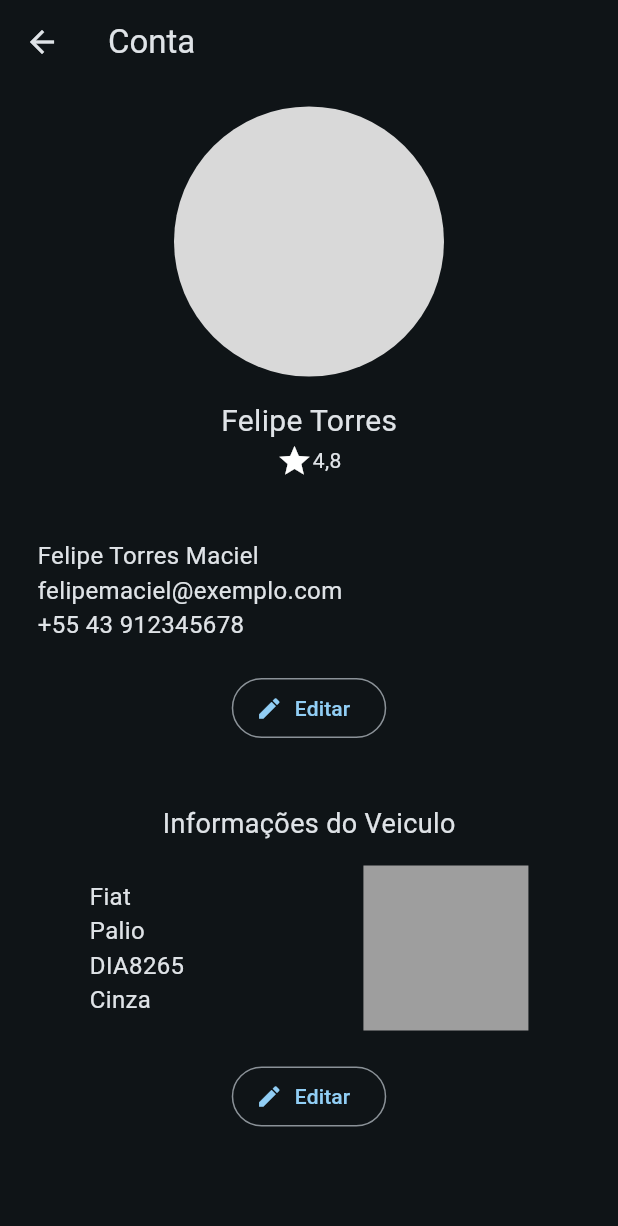
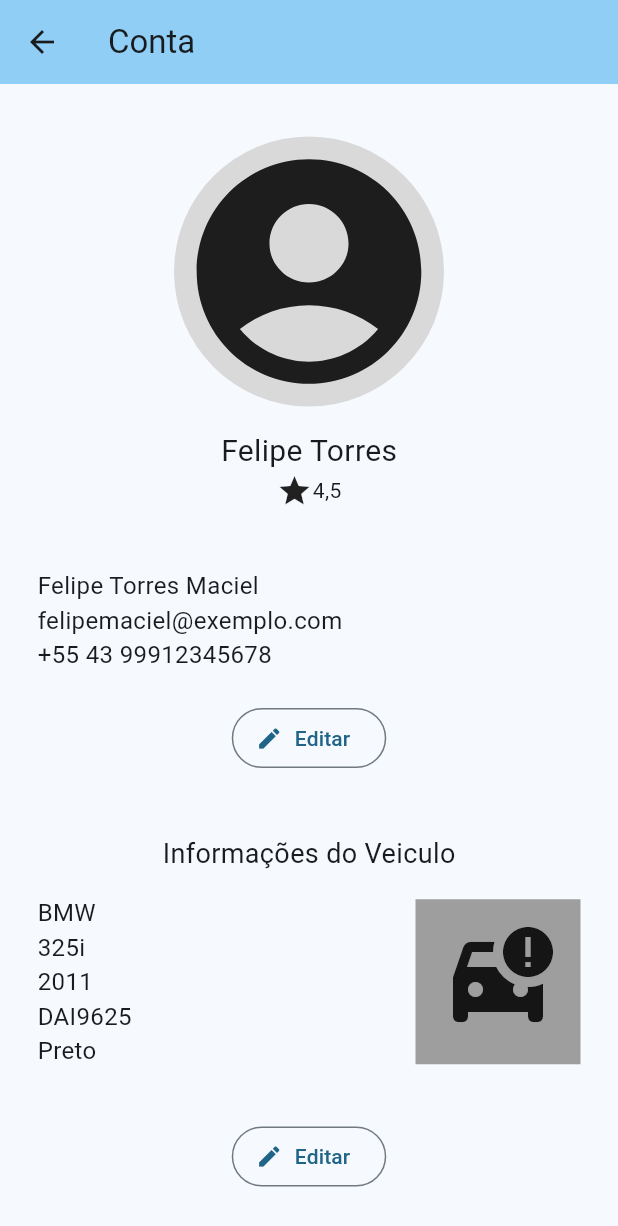
Before and after one commit to Felipe-TM/buscar-flutter, a Flutter app: the AccountPage screen opened directly, on a phone screen of 412 x 824 dp. Shown: the top 1226 px of the screen. Run offline on Flutter 3.47's test engine with Material 3 defaults, Android fonts, the phone set to English and light mode, and no system bars; missing offline and left inert: inner_shadow_widget; Roboto replaces fonts that are missing (Istok Web).

Commit message:
account page update

```diff
--- a/lib/Widgets/account_page.dart
+++ b/lib/Widgets/account_page.dart
@@ -8,27 +8,24 @@ class AccountPage extends StatelessWidget {
     return Scaffold(
       appBar: AppBar(
         title: const Text('Conta'),
+        backgroundColor: Theme.of(context).colorScheme.inversePrimary,
       ),
-      body: Column(
+      body: SingleChildScrollView(
+        child: Padding(
+          padding: const EdgeInsets.symmetric(vertical: 20),
+          child: Column(
             crossAxisAlignment: CrossAxisAlignment.start,
             children: [
               const AccountHero(
-            userRating: "4,8",
+                userRating: '4,5',
+                userName: 'Felipe Torres',
               ),
               const Padding(
                 padding: EdgeInsets.only(top: 40, left: 25),
-            child: Column(
-              crossAxisAlignment: CrossAxisAlignment.start,
-              children: [
-                Text(
-                  'Felipe Torres Maciel',
-                  style: TextStyle(fontSize: 16),
-                ),
-                Text('felipemaciel@exemplo.com',
-                    style: TextStyle(fontSize: 16)),
-                Text('+55 43 912345678', style: TextStyle(fontSize: 16)),
-              ],
-            ),
+                child: AccountDetails(
+                    fullLegalName: 'Felipe Torres Maciel',
+                    email: 'felipemaciel@exemplo.com',
+                    phoneNumber: '+55 43 99912345678'),
               ),
               Padding(
                 padding: const EdgeInsets.only(top: 20),
@@ -41,37 +38,12 @@ class AccountPage extends StatelessWidget {
               ),
               const Padding(
                 padding: EdgeInsets.only(top: 40),
-            child: Column(
-              children: [
-                Center(
-                  child: Text(
-                    'Informações do Veiculo',
-                    style: TextStyle(fontSize: 18),
-                  ),
-                ),
-                Padding(
-                  padding: EdgeInsets.only(top: 15),
-                  child: Row(
-                    mainAxisAlignment: MainAxisAlignment.spaceAround,
-                    children: [
-                      Column(
-                        crossAxisAlignment: CrossAxisAlignment.start,
-                        children: [
-                          Text('Fiat', style: TextStyle(fontSize: 16)),
-                          Text('Palio', style: TextStyle(fontSize: 16)),
-                          Text('DIA8265', style: TextStyle(fontSize: 16)),
-                          Text('Cinza', style: TextStyle(fontSize: 16)),
-                        ],
-                      ),
-                      SizedBox(
-                        height: 110,
-                        width: 110,
-                        child: ColoredBox(color: Colors.grey),
-                      )
-                    ],
-                  ),
-                )
-              ],
+                child: VehicleDetails(
+                  manufacturer: 'BMW',
+                  model: '325i',
+                  modelYear: 2011,
+                  plate: 'DAI9625',
+                  color: 'Preto',
                 ),
               ),
               Padding(
@@ -85,16 +57,111 @@ class AccountPage extends StatelessWidget {
               ),
             ],
           ),
+        ),
+      ),
+    );
+  }
+}
+
+class AccountDetails extends StatelessWidget {
+  final String fullLegalName;
+  final String email;
+  final String phoneNumber;
+
+  final TextStyle textStyle = const TextStyle(fontSize: 16);
+
+  const AccountDetails({
+    super.key,
+    required this.fullLegalName,
+    required this.email,
+    required this.phoneNumber,
+  });
+
+  @override
+  Widget build(BuildContext context) {
+    return Column(
+      crossAxisAlignment: CrossAxisAlignment.start,
+      children: [
+        Text(fullLegalName, style: textStyle),
+        Text(email, style: textStyle),
+        Text(phoneNumber, style: textStyle),
+      ],
+    );
+  }
+}
+
+class VehicleDetails extends StatelessWidget {
+  final String manufacturer;
+  final String model;
+  final int modelYear;
+  final String plate;
+  final String color;
+
+  final TextStyle textStyle = const TextStyle(fontSize: 16);
+
+  const VehicleDetails({
+    super.key,
+    required this.manufacturer,
+    required this.model,
+    required this.modelYear,
+    required this.plate,
+    required this.color,
+  });
+
+  @override
+  Widget build(BuildContext context) {
+    return Column(
+      children: [
+        const Center(
+          child: Text(
+            'Informações do Veiculo',
+            style: TextStyle(fontSize: 18),
+          ),
+        ),
+        Padding(
+          padding: const EdgeInsets.symmetric(horizontal: 25, vertical: 15),
+          child: Row(
+            mainAxisAlignment: MainAxisAlignment.spaceBetween,
+            children: [
+              Column(
+                crossAxisAlignment: CrossAxisAlignment.start,
+                children: [
+                  Text(manufacturer, style: textStyle),
+                  Text(model, style: textStyle),
+                  Text(modelYear.toString(), style: textStyle),
+                  Text(plate, style: textStyle),
+                  Text(color, style: textStyle),
+                ],
+              ),
+              const SizedBox(
+                height: 110,
+                width: 110,
+                child: ColoredBox(
+                  color: Colors.grey,
+                  child: Icon(
+                    Icons.car_crash,
+                    size: 80,
+                  ),
+                ),
+              )
+            ],
+          ),
+        )
+      ],
     );
   }
 }
 
 class AccountHero extends StatelessWidget {
   final String userRating;
+  final String userName;
+  final Image? userPicture;
 
   const AccountHero({
     super.key,
     required this.userRating,
+    required this.userName,
+    this.userPicture,
   });
 
   @override
@@ -109,13 +176,17 @@ class AccountHero extends StatelessWidget {
               decoration: const ShapeDecoration(
                 color: Color(0xFFD9D9D9),
                 shape: OvalBorder(),
+              ),
+              child: const Icon(
+                Icons.account_circle,
+                size: 180,
               )),
         ),
       ),
       Padding(
         padding: const EdgeInsets.only(top: 15),
         child: Text(
-          'Felipe Torres',
+          userName,
           style: TextStyle(
             color: Theme.of(context).colorScheme.onBackground,
             fontSize: 20,
@@ -123,9 +194,9 @@ class AccountHero extends StatelessWidget {
           ),
         ),
       ),
-      const Row(
+      Row(
         mainAxisAlignment: MainAxisAlignment.center,
-        children: [Icon(Icons.star), Text('4,8')],
+        children: [const Icon(Icons.star), Text(userRating)],
       )
     ]);
   }
--- a/lib/Widgets/appointments_page.dart
+++ b/lib/Widgets/appointments_page.dart
@@ -8,6 +8,7 @@ class AppointmentsPage extends StatelessWidget {
     return Scaffold(
       appBar: AppBar(
         title: const Text('Agenda'),
+        backgroundColor: Theme.of(context).colorScheme.inversePrimary,
       ),
     );
   }
--- a/lib/Widgets/configuration_page.dart
+++ b/lib/Widgets/configuration_page.dart
@@ -8,6 +8,7 @@ class ConfigurationPage extends StatelessWidget {
     return Scaffold(
       appBar: AppBar(
         title: const Text('Configurações'),
+        backgroundColor: Theme.of(context).colorScheme.inversePrimary,
       ),
     );
   }
--- a/lib/Widgets/history_page.dart
+++ b/lib/Widgets/history_page.dart
@@ -8,6 +8,7 @@ class HistoryPage extends StatelessWidget {
     return Scaffold(
       appBar: AppBar(
         title: const Text('Histórico'),
+        backgroundColor: Theme.of(context).colorScheme.inversePrimary,
       ),
     );
   }
--- a/lib/Widgets/requests_page.dart
+++ b/lib/Widgets/requests_page.dart
@@ -8,6 +8,7 @@ class RequestsPage extends StatelessWidget {
     return Scaffold(
       appBar: AppBar(
         title: const Text('Solicitações'),
+        backgroundColor: Theme.of(context).colorScheme.inversePrimary,
       ),
     );
   }
--- a/lib/main.dart
+++ b/lib/main.dart
@@ -19,7 +19,7 @@ class MyApp extends StatelessWidget {
             fontFamily: 'Istok Web',
             colorScheme: ColorScheme.fromSeed(
               seedColor: Color.fromARGB(255, 219, 238, 253),
-              brightness: Brightness.dark,
+              brightness: Brightness.light,
             )));
   }
 }
--- a/lib/widgets/main_page.dart
+++ b/lib/widgets/main_page.dart
@@ -126,15 +126,30 @@ class MainPage extends StatelessWidget {
           child: Row(
             children: [
               FlatTextButton(
-                  onPressed: () {},
+                  onPressed: () {
+                    Navigator.push(
+                        context,
+                        MaterialPageRoute(
+                            builder: (context) => const AppointmentsPage()));
+                  },
                   label: const Text('Agenda'),
                   icon: const Icon(Icons.calendar_month)),
               FlatTextButton(
-                  onPressed: () {},
+                  onPressed: () {
+                    Navigator.push(
+                        context,
+                        MaterialPageRoute(
+                            builder: (context) => const RequestsPage()));
+                  },
                   label: const Text('Solicitações'),
                   icon: const Icon(Icons.list_alt)),
               FlatTextButton(
-                  onPressed: () {},
+                  onPressed: () {
+                    Navigator.push(
+                        context,
+                        MaterialPageRoute(
+                            builder: (context) => const HistoryPage()));
+                  },
                   label: const Text('Histórico'),
                   icon: const Icon(Icons.history)),
             ].map((widget) => Expanded(child: widget)).toList(),
@@ -210,7 +225,7 @@ class FlatTextButton extends StatelessWidget {
             borderRadius: BorderRadius.all(Radius.circular(2)),
           ),
         ),
-        onPressed: () {},
+        onPressed: onPressed,
         child: Column(
             mainAxisAlignment: MainAxisAlignment.center,
             children: [icon, label]));
```
Lines whose indentation alone changed are shown as unchanged.
